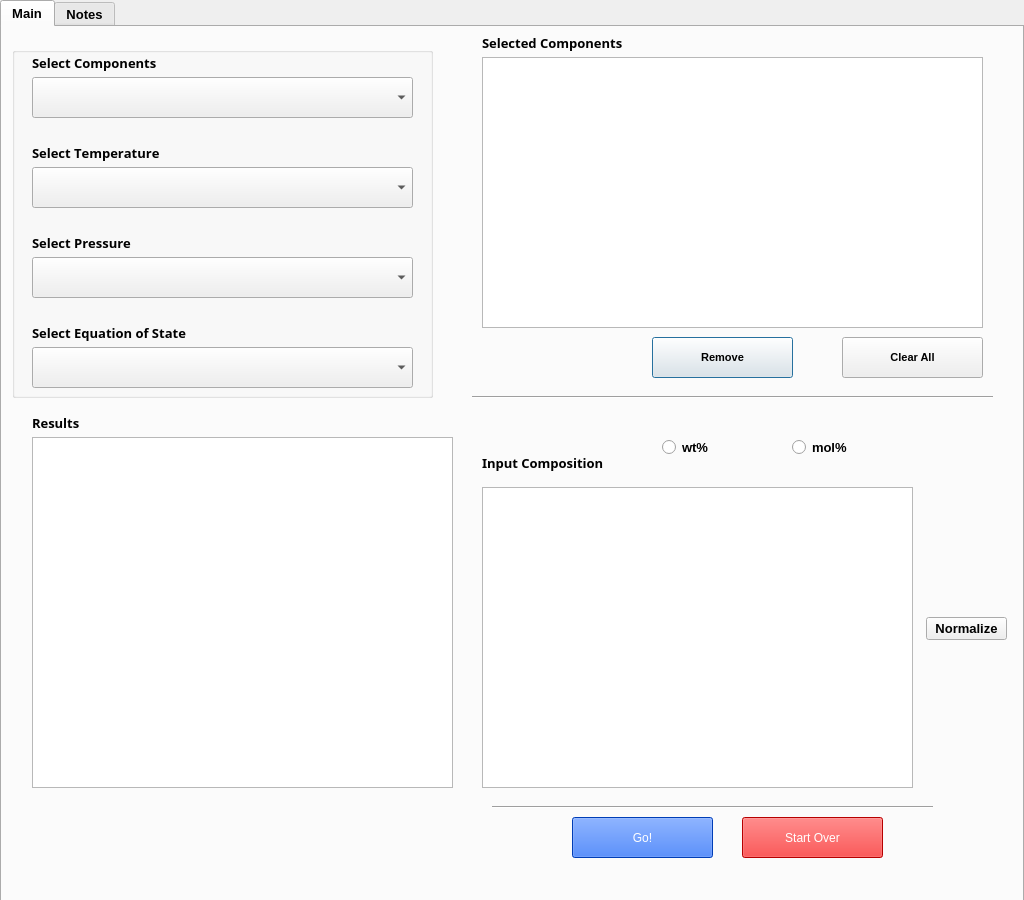
The window that gui.ui (torch765/thermo_components) describes before a commit, drawn with Qt 5.
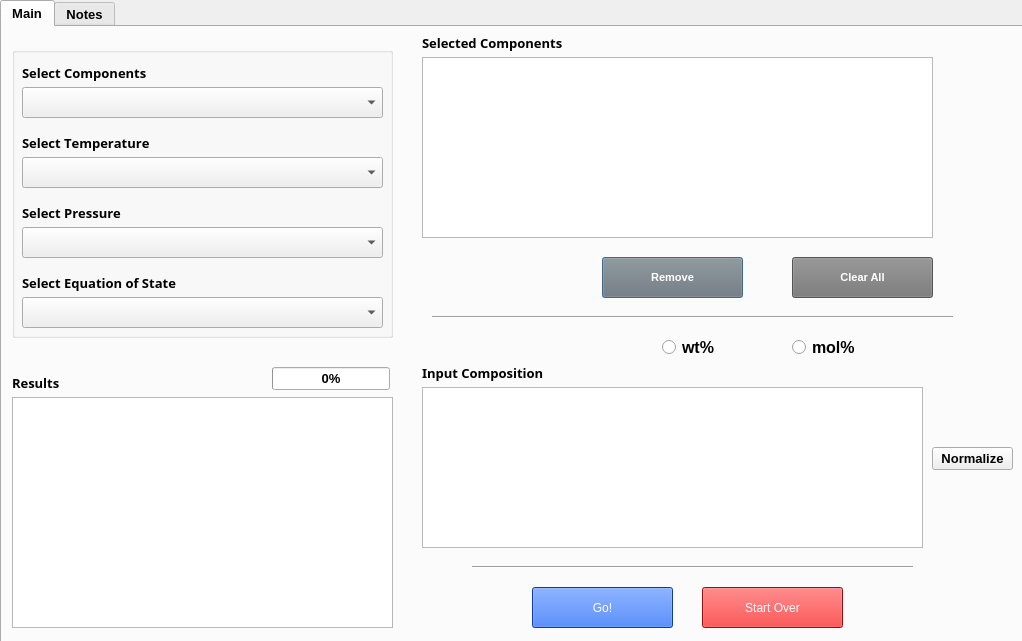
The same window after the commit.

Commit message: Updated gui.ui, gui.py. Density.py: added progress bar, added CalculationWorker class, the core calculation logic in in worker's run() method

```diff
--- a/gui.ui
+++ b/gui.ui
@@ -6,20 +6,20 @@
    <rect>
     <x>0</x>
     <y>0</y>
-    <width>1024</width>
-    <height>900</height>
+    <width>1022</width>
+    <height>641</height>
    </rect>
   </property>
   <property name="sizePolicy">
-   <sizepolicy hsizetype="Fixed" vsizetype="Fixed">
+   <sizepolicy hsizetype="Fixed" vsizetype="MinimumExpanding">
     <horstretch>0</horstretch>
     <verstretch>0</verstretch>
    </sizepolicy>
   </property>
   <property name="minimumSize">
    <size>
-    <width>1024</width>
-    <height>900</height>
+    <width>600</width>
+    <height>500</height>
    </size>
   </property>
   <property name="maximumSize">
@@ -101,8 +101,8 @@
     <widget class="QPushButton" name="remove_component_button">
      <property name="geometry">
       <rect>
-       <x>650</x>
-       <y>310</y>
+       <x>600</x>
+       <y>230</y>
        <width>141</width>
        <height>41</height>
       </rect>
@@ -116,6 +116,10 @@
        <underline>false</underline>
       </font>
      </property>
+     <property name="styleSheet">
+      <string notr="true">background-color: rgb(117, 117, 117);
+color: rgb(255, 255, 255);</string>
+     </property>
      <property name="text">
       <string>Remove</string>
      </property>
@@ -123,8 +127,8 @@
     <widget class="QLabel" name="input_composition_label">
      <property name="geometry">
       <rect>
-       <x>480</x>
-       <y>420</y>
+       <x>420</x>
+       <y>330</y>
        <width>171</width>
        <height>31</height>
       </rect>
@@ -156,8 +160,8 @@
       <rect>
        <x>10</x>
        <y>20</y>
-       <width>421</width>
-       <height>351</height>
+       <width>381</width>
+       <height>291</height>
       </rect>
      </property>
      <property name="font">
@@ -176,31 +180,31 @@
      <widget class="QComboBox" name="comboBox_select_pressure">
       <property name="geometry">
        <rect>
-        <x>20</x>
-        <y>210</y>
-        <width>381</width>
-        <height>41</height>
-       </rect>
-      </property>
-      <property name="font">
-       <font>
-        <pointsize>10</pointsize>
-        <weight>75</weight>
-        <italic>false</italic>
-        <bold>true</bold>
-        <underline>false</underline>
-        <stylestrategy>PreferAntialias</stylestrategy>
-       </font>
-      </property>
-      <property name="placeholderText">
-       <string>Select Pressure</string>
-      </property>
-     </widget>
-     <widget class="QLabel" name="select_pressure_label">
-      <property name="geometry">
-       <rect>
-        <x>20</x>
+        <x>10</x>
         <y>180</y>
+        <width>361</width>
+        <height>31</height>
+       </rect>
+      </property>
+      <property name="font">
+       <font>
+        <pointsize>10</pointsize>
+        <weight>75</weight>
+        <italic>false</italic>
+        <bold>true</bold>
+        <underline>false</underline>
+        <stylestrategy>PreferAntialias</stylestrategy>
+       </font>
+      </property>
+      <property name="placeholderText">
+       <string>Select Pressure</string>
+      </property>
+     </widget>
+     <widget class="QLabel" name="select_pressure_label">
+      <property name="geometry">
+       <rect>
+        <x>10</x>
+        <y>150</y>
         <width>171</width>
         <height>31</height>
        </rect>
@@ -230,8 +234,8 @@
      <widget class="QLabel" name="select_components_label">
       <property name="geometry">
        <rect>
-        <x>20</x>
-        <y>0</y>
+        <x>10</x>
+        <y>10</y>
         <width>231</width>
         <height>31</height>
        </rect>
@@ -261,10 +265,10 @@
      <widget class="QComboBox" name="comboBox_select_temperature">
       <property name="geometry">
        <rect>
-        <x>20</x>
-        <y>120</y>
-        <width>381</width>
-        <height>41</height>
+        <x>10</x>
+        <y>110</y>
+        <width>361</width>
+        <height>31</height>
        </rect>
       </property>
       <property name="font">
@@ -285,10 +289,10 @@
      <widget class="QComboBox" name="comboBox_select_components">
       <property name="geometry">
        <rect>
-        <x>20</x>
-        <y>30</y>
-        <width>381</width>
-        <height>41</height>
+        <x>10</x>
+        <y>40</y>
+        <width>361</width>
+        <height>31</height>
        </rect>
       </property>
       <property name="font">
@@ -309,8 +313,8 @@
      <widget class="QLabel" name="select_temperature_label">
       <property name="geometry">
        <rect>
-        <x>20</x>
-        <y>90</y>
+        <x>10</x>
+        <y>80</y>
         <width>291</width>
         <height>31</height>
        </rect>
@@ -340,18 +344,18 @@
      <widget class="QComboBox" name="comboBox_select_EOS">
       <property name="geometry">
        <rect>
-        <x>20</x>
-        <y>300</y>
-        <width>381</width>
-        <height>41</height>
+        <x>10</x>
+        <y>250</y>
+        <width>361</width>
+        <height>31</height>
        </rect>
       </property>
      </widget>
      <widget class="QLabel" name="select_EOS_label">
       <property name="geometry">
        <rect>
-        <x>20</x>
-        <y>270</y>
+        <x>10</x>
+        <y>220</y>
         <width>291</width>
         <height>31</height>
        </rect>
@@ -382,8 +386,8 @@
     <widget class="Line" name="line_2">
      <property name="geometry">
       <rect>
-       <x>490</x>
-       <y>770</y>
+       <x>470</x>
+       <y>530</y>
        <width>441</width>
        <height>20</height>
       </rect>
@@ -396,14 +400,14 @@
      <property name="geometry">
       <rect>
        <x>660</x>
-       <y>400</y>
+       <y>300</y>
        <width>121</width>
        <height>41</height>
       </rect>
      </property>
      <property name="font">
       <font>
-       <pointsize>10</pointsize>
+       <pointsize>12</pointsize>
        <weight>75</weight>
        <italic>false</italic>
        <bold>true</bold>
@@ -417,8 +421,8 @@
     <widget class="Line" name="line_3">
      <property name="geometry">
       <rect>
-       <x>470</x>
-       <y>360</y>
+       <x>430</x>
+       <y>280</y>
        <width>521</width>
        <height>20</height>
       </rect>
@@ -430,9 +434,9 @@
     <widget class="QLabel" name="results_label">
      <property name="geometry">
       <rect>
-       <x>30</x>
-       <y>380</y>
-       <width>191</width>
+       <x>10</x>
+       <y>340</y>
+       <width>111</width>
        <height>31</height>
       </rect>
      </property>
@@ -461,8 +465,8 @@
     <widget class="QPushButton" name="delete_all_button">
      <property name="geometry">
       <rect>
-       <x>740</x>
-       <y>790</y>
+       <x>700</x>
+       <y>560</y>
        <width>141</width>
        <height>41</height>
       </rect>
@@ -478,10 +482,10 @@
     <widget class="QListWidget" name="selected_components_list">
      <property name="geometry">
       <rect>
-       <x>480</x>
+       <x>420</x>
        <y>30</y>
-       <width>501</width>
-       <height>271</height>
+       <width>511</width>
+       <height>181</height>
       </rect>
      </property>
      <property name="font">
@@ -498,14 +502,14 @@
      <property name="geometry">
       <rect>
        <x>790</x>
-       <y>400</y>
+       <y>300</y>
        <width>111</width>
        <height>41</height>
       </rect>
      </property>
      <property name="font">
       <font>
-       <pointsize>10</pointsize>
+       <pointsize>12</pointsize>
        <weight>75</weight>
        <italic>false</italic>
        <bold>true</bold>
@@ -519,8 +523,8 @@
     <widget class="QPushButton" name="go_button">
      <property name="geometry">
       <rect>
-       <x>570</x>
-       <y>790</y>
+       <x>530</x>
+       <y>560</y>
        <width>141</width>
        <height>41</height>
       </rect>
@@ -539,8 +543,8 @@
     <widget class="QPushButton" name="clear_all_button">
      <property name="geometry">
       <rect>
-       <x>840</x>
-       <y>310</y>
+       <x>790</x>
+       <y>230</y>
        <width>141</width>
        <height>41</height>
       </rect>
@@ -554,6 +558,10 @@
        <underline>false</underline>
       </font>
      </property>
+     <property name="styleSheet">
+      <string notr="true">background-color: rgb(117, 117, 117);
+color: rgb(255, 255, 255);</string>
+     </property>
      <property name="text">
       <string>Clear All</string>
      </property>
@@ -561,10 +569,10 @@
     <widget class="QListWidget" name="results_list">
      <property name="geometry">
       <rect>
-       <x>30</x>
-       <y>410</y>
-       <width>421</width>
-       <height>351</height>
+       <x>10</x>
+       <y>370</y>
+       <width>381</width>
+       <height>231</height>
       </rect>
      </property>
      <property name="font">
@@ -580,7 +588,7 @@
     <widget class="QLabel" name="selected_components_label">
      <property name="geometry">
       <rect>
-       <x>480</x>
+       <x>420</x>
        <y>0</y>
        <width>291</width>
        <height>31</height>
@@ -604,10 +612,10 @@
     <widget class="QTableWidget" name="tableWidget">
      <property name="geometry">
       <rect>
-       <x>480</x>
-       <y>460</y>
-       <width>431</width>
-       <height>301</height>
+       <x>420</x>
+       <y>360</y>
+       <width>501</width>
+       <height>161</height>
       </rect>
      </property>
      <property name="font">
@@ -623,8 +631,8 @@
     <widget class="QPushButton" name="pushButton_normalize">
      <property name="geometry">
       <rect>
-       <x>924</x>
-       <y>590</y>
+       <x>930</x>
+       <y>420</y>
        <width>81</width>
        <height>23</height>
       </rect>
@@ -633,6 +641,19 @@
       <string>Normalize</string>
      </property>
     </widget>
+    <widget class="QProgressBar" name="progressBar">
+     <property name="geometry">
+      <rect>
+       <x>270</x>
+       <y>340</y>
+       <width>118</width>
+       <height>23</height>
+      </rect>
+     </property>
+     <property name="value">
+      <number>0</number>
+     </property>
+    </widget>
    </widget>
    <widget class="QWidget" name="tab_2">
     <attribute name="title">
```
Left out of the diff: 2 changed lines with no effect on the pictures. The commit also changes 2 other files.
